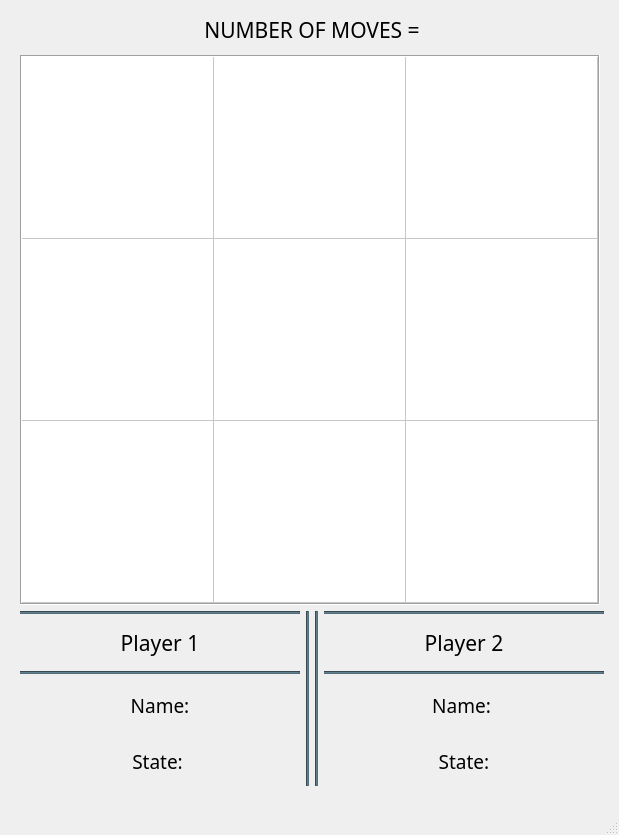
Old version of the form W_TTT_UI.ui in the repository adhamhamdy3/Word-Tic-Tac-Toe.
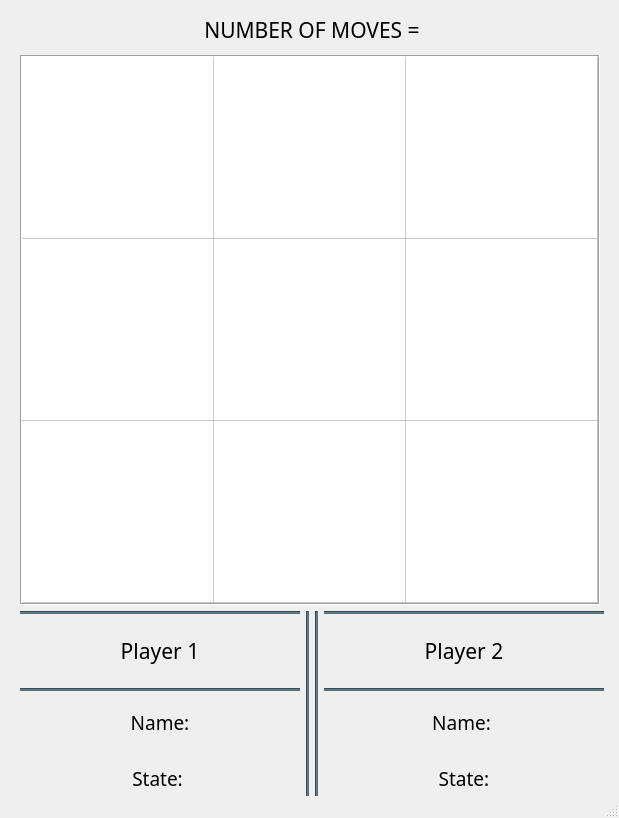
New version of the form.

```diff
--- a/W_TTT_UI.ui
+++ b/W_TTT_UI.ui
@@ -7,7 +7,7 @@
     <x>0</x>
     <y>0</y>
     <width>619</width>
-    <height>835</height>
+    <height>818</height>
    </rect>
   </property>
   <property name="sizePolicy">
@@ -19,26 +19,26 @@
   <property name="minimumSize">
    <size>
     <width>619</width>
-    <height>835</height>
+    <height>818</height>
    </size>
   </property>
   <property name="maximumSize">
    <size>
     <width>619</width>
-    <height>835</height>
+    <height>818</height>
    </size>
   </property>
   <property name="windowTitle">
    <string>Word Tic Tac Toe</string>
   </property>
   <widget class="QWidget" name="centralwidget">
-   <widget class="QWidget" name="">
+   <widget class="QWidget" name="layoutWidget">
     <property name="geometry">
      <rect>
       <x>20</x>
       <y>10</y>
       <width>584</width>
-      <height>776</height>
+      <height>793</height>
      </rect>
     </property>
     <layout class="QVBoxLayout" name="verticalLayout_4">
```
Left out of the diff: 2 changed lines with no effect on the pictures.
